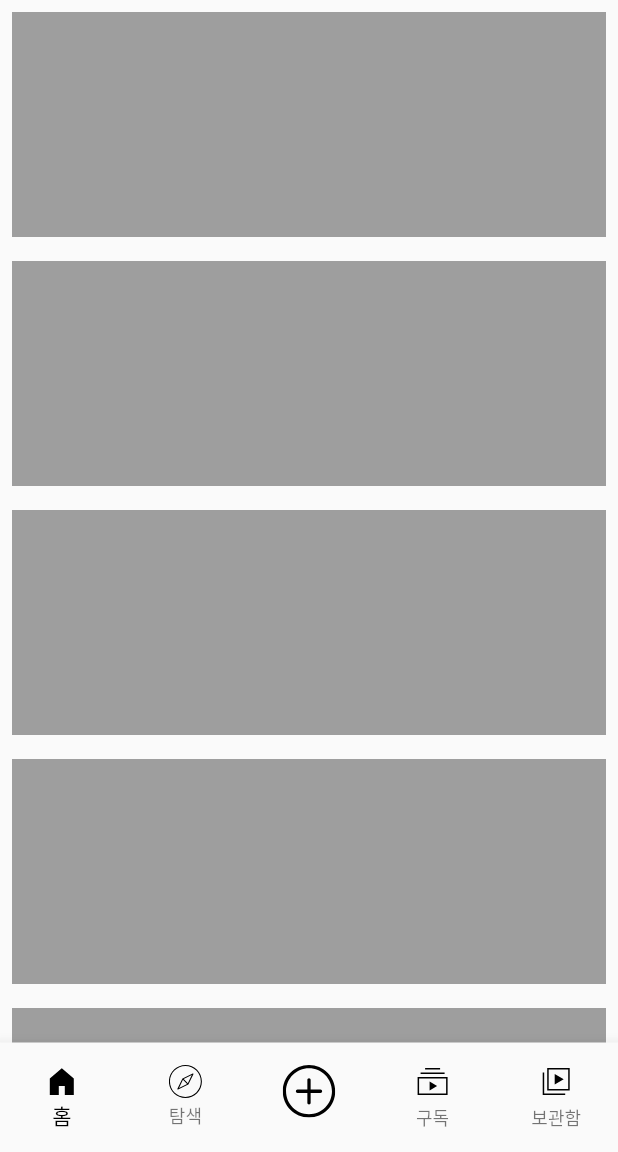
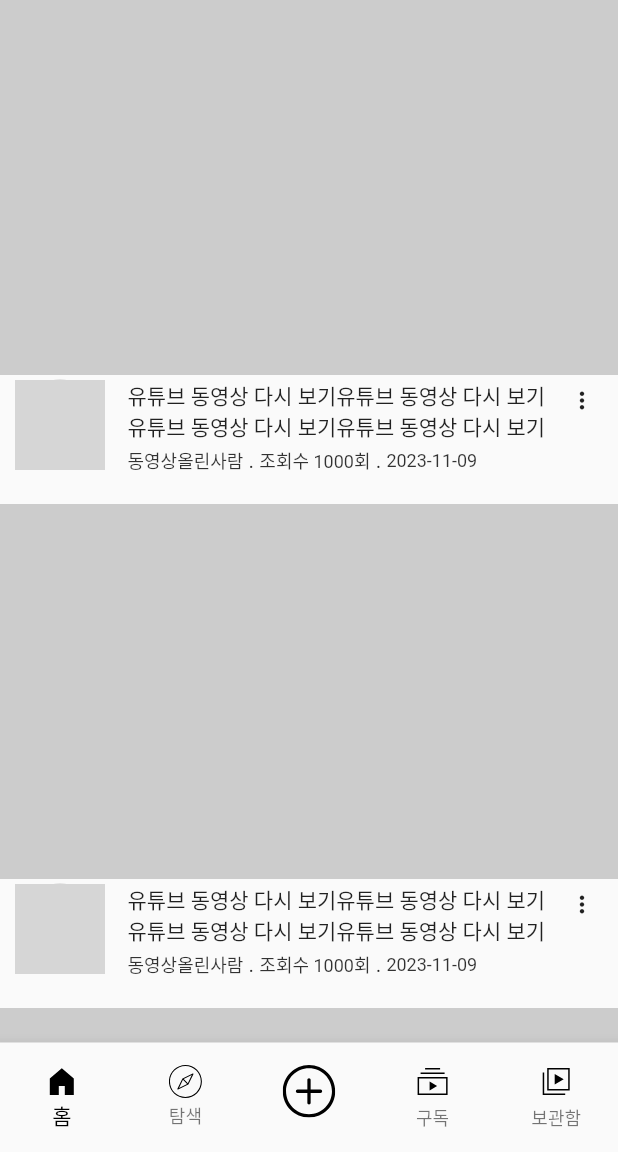
Before and after one commit to dragon5354/flutter_youtube_d5354, a Flutter app: the screen it shows after launch, on a phone screen of 412 x 824 dp, the part 84-1236 px from its top. Run offline on Flutter 3.47's test engine with Material 2 defaults, Android fonts, the phone set to English and light mode, and no system bars; our stand-ins replace flutter_svg, get, youtube_player_flutter; network calls fail; grey boxes are pictures that could not be loaded.

Commit message:
리스트뷰 내부 위젯 배치, 임시 위젯과 디테일 페이지 생성

```diff
--- a/lib/main.dart
+++ b/lib/main.dart
@@ -5,6 +5,7 @@ import 'package:flutter/material.dart';
 import 'package:flutter/services.dart';
 import 'package:flutter_youtube_d5354/src/binding/init_binding.dart';
 import 'package:flutter_youtube_d5354/src/app.dart';
+import 'package:flutter_youtube_d5354/src/components/youtube_detail.dart';
 import 'package:get/get_navigation/get_navigation.dart';
 import 'package:youtube_player_flutter/youtube_player_flutter.dart';
 
@@ -26,14 +27,15 @@ class MyApp extends StatelessWidget {
       // ),
       // primaryColor로는 이제 테마색상이 안바뀜
       theme: ThemeData().copyWith(
-        colorScheme: ThemeData().colorScheme.copyWith(
-          primary: Colors.white,
-          secondary: Colors.grey
-        )
-      ),
+          colorScheme: ThemeData()
+              .colorScheme
+              .copyWith(primary: Colors.white, secondary: Colors.grey)),
       initialRoute: "/", // 시작 경로 설정
       initialBinding: InitBinding(),
-      getPages: [GetPage(name: "/", page: () => App())],
+      getPages: [
+        GetPage(name: "/", page: () => App()),
+        GetPage(name: "/detail/:videoId", page: () => YoutubeDetail()),
+      ],
     );
   }
 }
--- /dev/null
+++ b/lib/src/components/video_widget.dart
@@ -0,0 +1,81 @@
+import 'package:flutter/cupertino.dart';
+import 'package:flutter/material.dart';
+
+class VideoWidget extends StatelessWidget {
+  const VideoWidget({super.key});
+
+  Widget _thumbnail() {
+    return Container(
+      height: 250,
+      color: Colors.grey.withOpacity(0.5),
+    );
+  }
+
+  Widget _simpleDetailinfo() {
+    return Container(
+      padding: EdgeInsets.only(left: 10,bottom: 20),
+      child: Row(
+        children: [
+          CircleAvatar(
+            radius: 30,
+            backgroundColor: Colors.grey.withOpacity(0.5),
+            backgroundImage: Image.network(
+                    "https://icon-library.com/images/guest-icon-png/guest-icon-png-6.jpg")
+                .image,
+          ),
+          SizedBox(width: 15,),
+          Expanded(
+            child: Column(
+              children: [
+                Row(
+                  mainAxisAlignment: MainAxisAlignment.spaceBetween,
+                  children: [
+                    Expanded(child: Text("유튜브 동영상 다시 보기유튜브 동영상 다시 보기유튜브 동영상 다시 보기유튜브 동영상 다시 보기유튜브 동영상 다시 보기",maxLines: 2,)),
+                    IconButton(
+                      alignment: Alignment.topCenter,
+                      icon: Icon(Icons.more_vert, size: 18),
+                      onPressed: () {},
+                    )
+                  ],
+                ),
+                Row(
+                  children: [
+                    Text(
+                      "동영상올린사람",
+                      style: TextStyle(
+                          fontSize: 12, color: Colors.black.withOpacity(0.8)),
+                    ),
+                    Text(" . "),
+                    Text(
+                      "조회수 1000회",
+                      style: TextStyle(
+                          fontSize: 12, color: Colors.black.withOpacity(0.8)),
+                    ),
+                    Text(" . "),
+                    Text(
+                      "2023-11-09",
+                      style: TextStyle(
+                          fontSize: 12, color: Colors.black.withOpacity(0.8)),
+                    )
+                  ],
+                )
+              ],
+            ),
+          )
+        ],
+      ),
+    );
+  }
+
+  @override
+  Widget build(BuildContext context) {
+    return Container(
+      child: Column(
+        children: [
+          _thumbnail(),
+          _simpleDetailinfo(),
+        ],
+      ),
+    );
+  }
+}
--- /dev/null
+++ b/lib/src/components/youtube_detail.dart
@@ -0,0 +1,15 @@
+import 'package:flutter/cupertino.dart';
+import 'package:get/get.dart';
+
+class YoutubeDetail extends StatelessWidget {
+  const YoutubeDetail({super.key});
+
+  @override
+  Widget build(BuildContext context) {
+    return Container(
+      child: Center(
+        child: Text(Get.parameters["videoId"]!),
+      ),
+    );
+  }
+}
--- a/lib/src/pages/home.dart
+++ b/lib/src/pages/home.dart
@@ -1,6 +1,9 @@
 import 'package:flutter/cupertino.dart';
 import 'package:flutter/material.dart';
 import 'package:flutter_youtube_d5354/src/components/custom_appbar.dart';
+import 'package:flutter_youtube_d5354/src/components/video_widget.dart';
+import 'package:get/get.dart';
+import 'package:get/get_navigation/get_navigation.dart';
 
 class Home extends StatelessWidget {
   const Home({super.key});
@@ -16,12 +19,12 @@ class Home extends StatelessWidget {
           snap: true,
         ),
         SliverList(delegate: SliverChildBuilderDelegate((context, index) {
-          return Padding(
-            padding: const EdgeInsets.all(8.0),
-            child: Container(
-              height: 150,
-              color: Colors.grey,
-            ),
+          return GestureDetector(
+            onTap: () {
+              // page route
+              Get.toNamed("/detail/123456");
+            },
+            child: VideoWidget(),
           );
         }))
       ],
```
